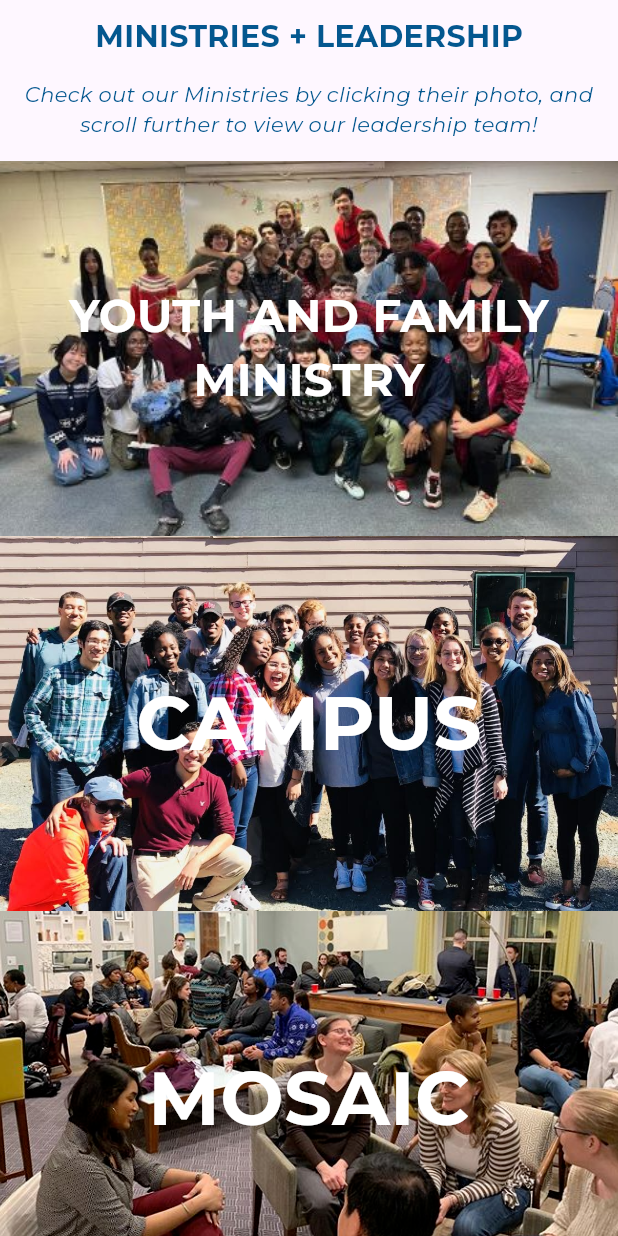
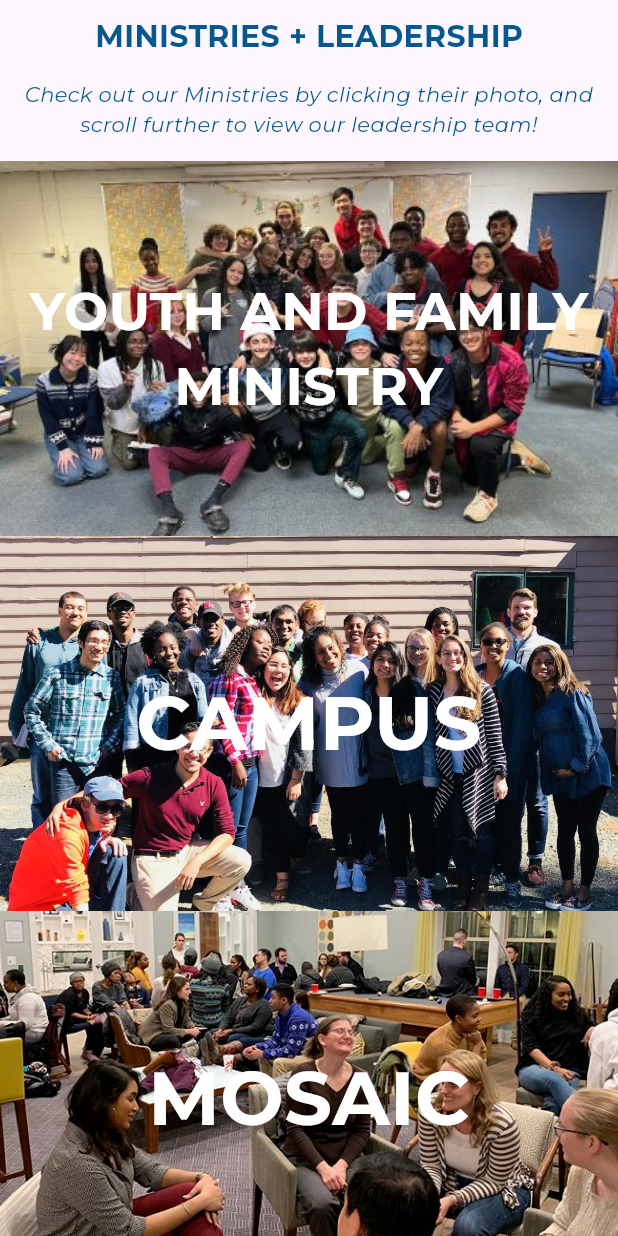
Before and after one commit to skeptickal/NVCOCApp, a Flutter app: the _MinistryList widget shown alone on an empty page, opened directly, on a phone screen of 412 x 824 dp. Run offline on Flutter 3.47's test engine with Material 3 defaults, Android fonts, the light colour scheme and no system bars; our stand-ins replace bloc, cloud_firestore, equatable, firebase_core, flutter_bloc, go_router and 2 more; missing offline and left inert: country_list_pick, flutter_phone_direct_caller; accounts and stored records are empty.

Commit message:
changed font size of y&f box

```diff
--- a/nvcoc_app/lib/pages/ministries_screen.dart
+++ b/nvcoc_app/lib/pages/ministries_screen.dart
@@ -74,7 +74,7 @@ class _MinistryList extends StatelessWidget {
           url: 'https://www.nvcoc.church/youthandfamily',
           image: 'yf.jpeg',
           title: 'YOUTH AND FAMILY MINISTRY',
-          fontSize: 30,
+          fontSize: 35,
         ),
         const MinistriesBox(
           key: Key('campus'),
```
Also changed, not shown: 1 other file.
